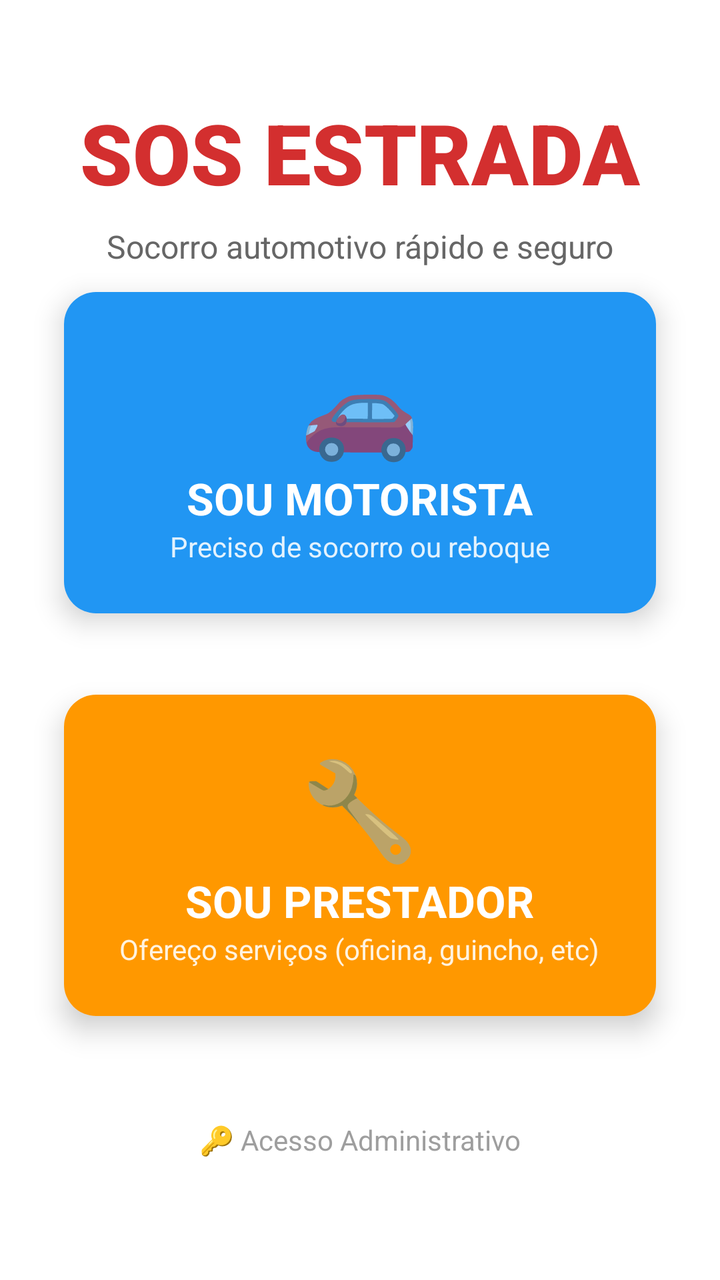
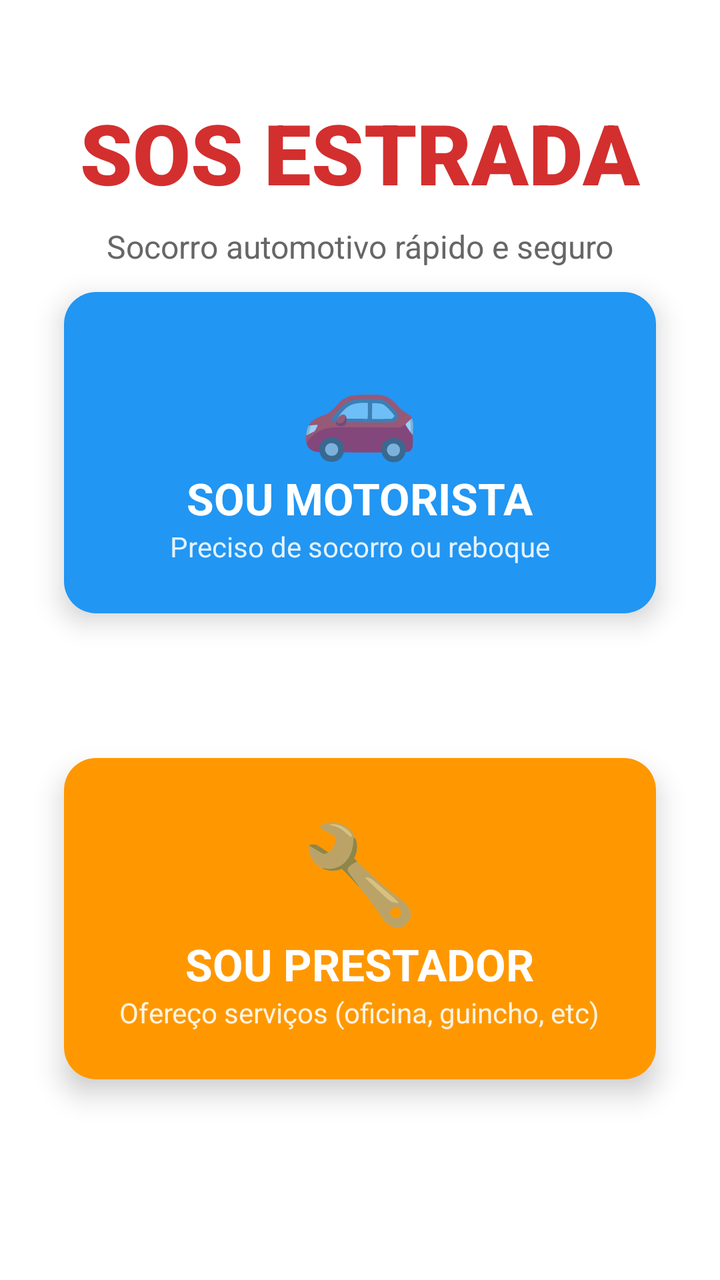

An Android layout rendered at two revisions. The XML below is the earlier revision; the diff shows what the commit changed to produce the second picture.
<!-- AndroidManifest.xml: application theme Theme.MaterialComponents.Light.NoActionBar -->
<!-- res/layout/activity_main.xml -->
<?xml version="1.0" encoding="utf-8"?>
<androidx.constraintlayout.widget.ConstraintLayout xmlns:android="http://schemas.android.com/apk/res/android"
    xmlns:app="http://schemas.android.com/apk/res-auto"
    xmlns:tools="http://schemas.android.com/tools"
    android:id="@+id/main"
    android:layout_width="match_parent"
    android:layout_height="match_parent"
    android:background="@android:color/white"
    tools:context=".MainActivity">

    
    <TextView
        android:id="@+id/tvAppName"
        android:layout_width="wrap_content"
        android:layout_height="wrap_content"
        android:layout_marginTop="48dp"
        android:text="SOS ESTRADA"
        android:textColor="#D32F2F"
        android:textSize="42sp"
        android:textStyle="bold"
        android:fontFamily="sans-serif-black"
        app:layout_constraintEnd_toEndOf="parent"
        app:layout_constraintStart_toStartOf="parent"
        app:layout_constraintTop_toTopOf="parent" />

    
    <TextView
        android:id="@+id/tvSlogan"
        android:layout_width="wrap_content"
        android:layout_height="wrap_content"
        android:layout_marginTop="8dp"
        android:text="Socorro automotivo rápido e seguro"
        android:textColor="#666666"
        android:textSize="16sp"
        app:layout_constraintEnd_toEndOf="parent"
        app:layout_constraintStart_toStartOf="parent"
        app:layout_constraintTop_toBottomOf="@+id/tvAppName" />

    
    <androidx.cardview.widget.CardView
        android:id="@+id/cardMotorista"
        android:layout_width="0dp"
        android:layout_height="wrap_content"
        android:layout_marginStart="32dp"
        android:layout_marginEnd="32dp"
        android:layout_marginTop="12dp"
        app:cardCornerRadius="16dp"
        app:cardElevation="8dp"
        android:clickable="true"
        android:foreground="?android:attr/selectableItemBackground"
        app:layout_constraintEnd_toEndOf="parent"
        app:layout_constraintStart_toStartOf="parent"
        app:layout_constraintTop_toBottomOf="@+id/tvSlogan"
        app:layout_constraintVertical_chainStyle="packed">

        <LinearLayout
            android:layout_width="match_parent"
            android:layout_height="wrap_content"
            android:orientation="vertical"
            android:gravity="center"
            android:padding="24dp"
            android:background="#2196F3">

            <TextView
                android:layout_width="wrap_content"
                android:layout_height="wrap_content"
                android:text="🚗"
                android:textSize="48sp" />

            <TextView
                android:layout_width="wrap_content"
                android:layout_height="wrap_content"
                android:text="SOU MOTORISTA"
                android:textColor="@android:color/white"
                android:textSize="22sp"
                android:textStyle="bold" />

            <TextView
                android:layout_width="wrap_content"
                android:layout_height="wrap_content"
                android:text="Preciso de socorro ou reboque"
                android:textColor="#E3F2FD"
                android:textSize="14sp" />
        </LinearLayout>
    </androidx.cardview.widget.CardView>

    
    <androidx.cardview.widget.CardView
        android:id="@+id/cardPrestador"
        android:layout_width="0dp"
        android:layout_height="wrap_content"
        android:layout_marginStart="32dp"
        android:layout_marginEnd="32dp"
        android:layout_marginTop="4dp"
        app:cardCornerRadius="16dp"
        app:cardElevation="8dp"
        android:clickable="true"
        android:foreground="?android:attr/selectableItemBackground"
        app:layout_constraintEnd_toEndOf="parent"
        app:layout_constraintStart_toStartOf="parent"
        app:layout_constraintTop_toBottomOf="@+id/cardMotorista"
        app:layout_constraintBottom_toTopOf="@+id/tvAdminAccess">

        <LinearLayout
            android:layout_width="match_parent"
            android:layout_height="wrap_content"
            android:orientation="vertical"
            android:gravity="center"
            android:padding="24dp"
            android:background="#FF9800">

            <TextView
                android:layout_width="wrap_content"
                android:layout_height="wrap_content"
                android:text="🔧"
                android:textSize="48sp" />

            <TextView
                android:layout_width="wrap_content"
                android:layout_height="wrap_content"
                android:text="SOU PRESTADOR"
                android:textColor="@android:color/white"
                android:textSize="22sp"
                android:textStyle="bold" />

            <TextView
                android:layout_width="wrap_content"
                android:layout_height="wrap_content"
                android:text="Ofereço serviços (oficina, guincho, etc)"
                android:textColor="#FFF3E0"
                android:textSize="14sp" />
        </LinearLayout>
    </androidx.cardview.widget.CardView>

    
    <TextView
        android:id="@+id/tvAdminAccess"
        android:layout_width="wrap_content"
        android:layout_height="wrap_content"
        android:layout_marginTop="8dp"
        android:layout_marginBottom="16dp"
        android:text="🔑 Acesso Administrativo"
        android:textColor="#9E9E9E"
        android:textSize="14sp"
        android:clickable="true"
        android:foreground="?android:attr/selectableItemBackground"
        android:padding="8dp"
        app:layout_constraintTop_toBottomOf="@+id/cardPrestador"
        app:layout_constraintBottom_toBottomOf="parent"
        app:layout_constraintEnd_toEndOf="parent"
        app:layout_constraintStart_toStartOf="parent" />

</androidx.constraintlayout.widget.ConstraintLayout>
<!-- resources referenced by this layout -->
<resources>

</resources>

<!-- the commit's change to res/layout/activity_main.xml (unified diff, before → after) -->
@@ -99,7 +99,8 @@
         app:layout_constraintEnd_toEndOf="parent"
         app:layout_constraintStart_toStartOf="parent"
         app:layout_constraintTop_toBottomOf="@+id/cardMotorista"
-        app:layout_constraintBottom_toTopOf="@+id/tvAdminAccess">
+        app:layout_constraintBottom_toBottomOf="parent"
+        android:layout_marginBottom="32dp">
 
         <LinearLayout
             android:layout_width="match_parent"
@@ -132,22 +133,4 @@
         </LinearLayout>
     </androidx.cardview.widget.CardView>
 
-    
-    <TextView
-        android:id="@+id/tvAdminAccess"
-        android:layout_width="wrap_content"
-        android:layout_height="wrap_content"
-        android:layout_marginTop="8dp"
-        android:layout_marginBottom="16dp"
-        android:text="🔑 Acesso Administrativo"
-        android:textColor="#9E9E9E"
-        android:textSize="14sp"
-        android:clickable="true"
-        android:foreground="?android:attr/selectableItemBackground"
-        android:padding="8dp"
-        app:layout_constraintTop_toBottomOf="@+id/cardPrestador"
-        app:layout_constraintBottom_toBottomOf="parent"
-        app:layout_constraintEnd_toEndOf="parent"
-        app:layout_constraintStart_toStartOf="parent" />
-
 </androidx.constraintlayout.widget.ConstraintLayout>
